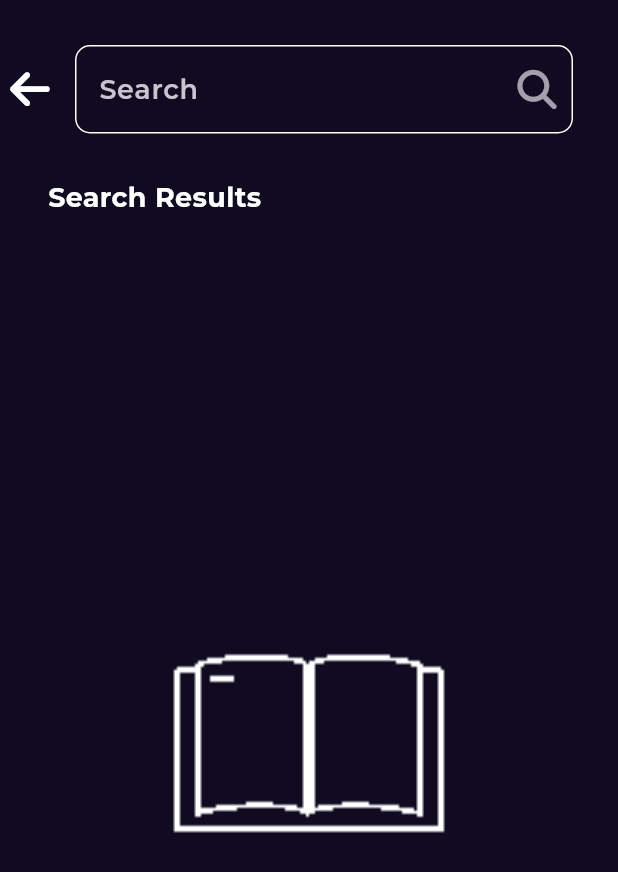
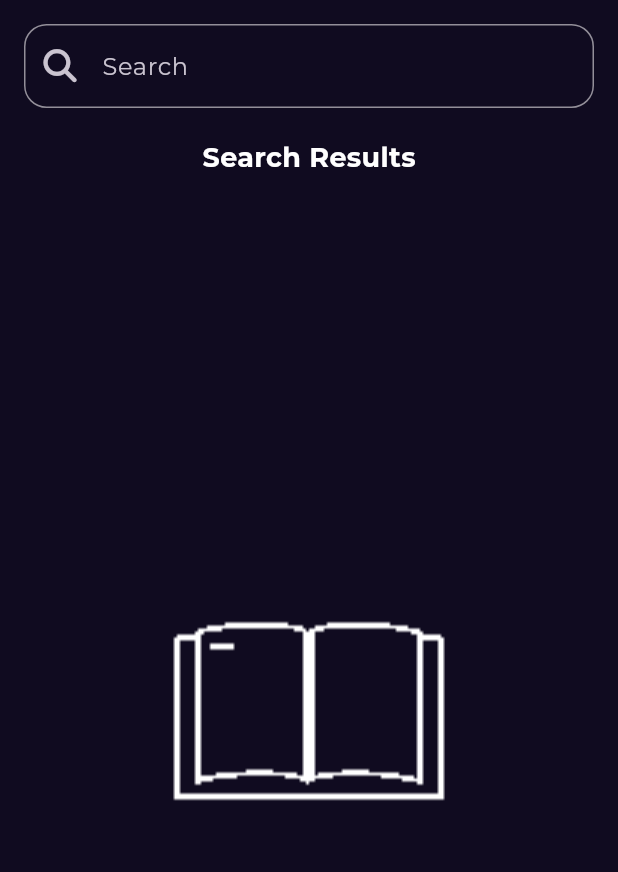
Before and after one commit to nourhan312/Bookly, a Flutter app: the SearchView screen opened by its route, on a phone screen of 412 x 824 dp. Shown: the top 872 px of the screen. Run offline on Flutter 3.47's test engine with Material 3 defaults, Android fonts, the phone set to English and light mode, and no system bars; our stand-ins replace bloc, cached_network_image, dartz, dio, equatable, flutter_bloc and 5 more; network calls fail.

Commit message:
search try another way

```diff
--- a/lib/features/home/presentation/views/widgets/details_body.dart
+++ b/lib/features/home/presentation/views/widgets/details_body.dart
@@ -33,7 +33,8 @@ class DetailsBody extends StatelessWidget {
           const SizedBox(height: 10),
           ListviewItem(
             imageUrl: book.volumeInfo!.imageLinks!.thumbnail!,
-            widthRatio: 0.45,
+            widthRatio: 0.56,
+            aspectRatio: 0.69,
           ),
           SizedBox(
             height: MediaQuery.of(context).size.height * 0.02,
--- a/lib/features/home/presentation/views/widgets/listView_item.dart
+++ b/lib/features/home/presentation/views/widgets/listView_item.dart
@@ -2,10 +2,12 @@ import 'package:cached_network_image/cached_network_image.dart';
 import 'package:flutter/material.dart';
 
 class ListviewItem extends StatelessWidget {
-  const ListviewItem({super.key, this.widthRatio, required this.imageUrl});
+  const ListviewItem(
+      {super.key, this.widthRatio, required this.imageUrl, this.aspectRatio});
 
   final String imageUrl;
   final num? widthRatio;
+  final double? aspectRatio;
 
   @override
   Widget build(BuildContext context) {
@@ -14,7 +16,7 @@ class ListviewItem extends StatelessWidget {
       child: ClipRRect(
         borderRadius: BorderRadius.circular(10),
         child: AspectRatio(
-          aspectRatio: 0.6,
+          aspectRatio: aspectRatio ?? 0.6,
           child: CachedNetworkImage(
             imageUrl: imageUrl,
             fit: BoxFit.cover,
--- a/lib/features/home/presentation/views/widgets/most_like_section.dart
+++ b/lib/features/home/presentation/views/widgets/most_like_section.dart
@@ -23,7 +23,7 @@ class MostLikeSection extends StatelessWidget {
               itemBuilder: (context, index) => Padding(
                 padding: const EdgeInsets.all(8.0),
                 child: ListviewItem(
-                    widthRatio: 0.23,
+                    widthRatio: 0.32,
                     imageUrl:
                         state.books[index].volumeInfo!.imageLinks!.thumbnail!),
               ),
@@ -32,7 +32,7 @@ class MostLikeSection extends StatelessWidget {
         } else {
           return Expanded(
             child: ShimmerFeatureItem(
-              widthRatio: 0.23,
+              widthRatio: 0.32,
               aspectRatio: 0.6,
             ),
           );
--- a/lib/features/search/presentation/manager/search_cubit/search_cubit.dart
+++ b/lib/features/search/presentation/manager/search_cubit/search_cubit.dart
@@ -13,7 +13,7 @@ class SearchCubit extends Cubit<SearchState> {
     final response = await searchRepo.searchBooks(query: query);
     response.fold(
       (failure) => emit(SearchFailureState(failure.toString())),
-      (books) => emit(SearchSuccessState(books, query)),
+      (booksList) => emit(SearchSuccessState(booksList, query)),
     );
   }
 }
--- a/lib/features/search/presentation/view/search_view.dart
+++ b/lib/features/search/presentation/view/search_view.dart
@@ -1,7 +1,5 @@
 import 'package:bookly/features/search/presentation/view/widgets/search_body.dart';
 import 'package:flutter/material.dart';
-
-import '../../../home/data/models/book/book.dart';
 
 class SearchView extends StatelessWidget {
   const SearchView({super.key});
@@ -10,7 +8,7 @@ class SearchView extends StatelessWidget {
   Widget build(BuildContext context) {
     return SafeArea(
       child: Scaffold(
-        body: SearchViewBody(),
+        body: SearchBody(),
       ),
     );
   }
--- a/lib/features/search/presentation/view/widgets/custom_search_appbar.dart
+++ b/lib/features/search/presentation/view/widgets/custom_search_appbar.dart
@@ -1,40 +1,40 @@
-import 'package:flutter/material.dart';
-import 'package:flutter_bloc/flutter_bloc.dart';
-import 'package:font_awesome_flutter/font_awesome_flutter.dart';
-import 'package:go_router/go_router.dart';
-
-import '../../manager/search_cubit/search_cubit.dart';
-import 'custom_search_textfield.dart';
-
-class CustomSearchAppBar extends StatelessWidget {
-  const CustomSearchAppBar({
-    super.key,
-  });
-
-  @override
-  Widget build(BuildContext context) {
-    return Row(
-      children: [
-        IconButton(
-          padding: const EdgeInsets.only(right: 12),
-          onPressed: () => GoRouter.of(context).pop(),
-          icon: const Icon(
-            FontAwesomeIcons.arrowLeft,
-            color: Colors.white,
-            size: 30,
-          ),
-        ),
-        Expanded(
-          child: CustomSearchTextField(
-            onChanged: (input) {
-              BlocProvider.of<SearchCubit>(context).searchBook(query: input);
-            },
-            onSubmitted: (input) {
-              BlocProvider.of<SearchCubit>(context).searchBook(query: input);
-            },
-          ),
-        ),
-      ],
-    );
-  }
-}
+// import 'package:flutter/material.dart';
+// import 'package:flutter_bloc/flutter_bloc.dart';
+// import 'package:font_awesome_flutter/font_awesome_flutter.dart';
+// import 'package:go_router/go_router.dart';
+//
+// import '../../manager/search_cubit/search_cubit.dart';
+// import 'custom_search_textfield.dart';
+//
+// class CustomSearchAppBar extends StatelessWidget {
+//   const CustomSearchAppBar({
+//     super.key,
+//   });
+//
+//   @override
+//   Widget build(BuildContext context) {
+//     return Row(
+//       children: [
+//         IconButton(
+//           padding: const EdgeInsets.only(right: 12),
+//           onPressed: () => GoRouter.of(context).pop(),
+//           icon: const Icon(
+//             FontAwesomeIcons.arrowLeft,
+//             color: Colors.white,
+//             size: 30,
+//           ),
+//         ),
+//         Expanded(
+//           child: CustomSearchTextField(
+//             onChanged: (input) {
+//               BlocProvider.of<SearchCubit>(context).searchBook(query: input);
+//             },
+//             onSubmitted: (input) {
+//               BlocProvider.of<SearchCubit>(context).searchBook(query: input);
+//             },
+//           ),
+//         ),
+//       ],
+//     );
+//   }
+// }
--- a/lib/features/search/presentation/view/widgets/custom_search_textfield.dart
+++ b/lib/features/search/presentation/view/widgets/custom_search_textfield.dart
@@ -1,65 +1,41 @@
-import 'package:bookly/features/search/presentation/manager/search_cubit/search_state.dart';
 import 'package:flutter/material.dart';
-import 'package:flutter_bloc/flutter_bloc.dart';
 import 'package:font_awesome_flutter/font_awesome_flutter.dart';
-
-import '../../../../../core/utils/styles.dart';
-import '../../manager/search_cubit/search_cubit.dart';
 
 class CustomSearchTextField extends StatelessWidget {
   const CustomSearchTextField({
     super.key,
-    this.onChanged,
-    this.onSubmitted,
+    required this.controller,
+    required this.onPressed,
   });
 
-  final void Function(String)? onChanged;
-  final void Function(String)? onSubmitted;
+  final TextEditingController controller;
+  final void Function()? onPressed;
 
   @override
   Widget build(BuildContext context) {
-    final state = BlocProvider.of<SearchCubit>(context).state;
-    TextEditingController textEditingController = TextEditingController(
-      text: state is SearchSuccessState ? state.searchQuery : '',
-    );
-
-    return TextFormField(
-      controller: textEditingController,
-      cursorColor: Colors.white,
-      style: Styles.textStyle18.copyWith(color: Colors.white),
+    return TextField(
+      controller: controller,
+      onSubmitted: (value) => onPressed!.call(),
       decoration: InputDecoration(
         hintText: 'Search',
-        suffixIcon: IconButton(
-          icon: const Opacity(
-            opacity: 0.8,
-            child: Icon(
-              FontAwesomeIcons.magnifyingGlass,
-              size: 26,
-            ),
+        prefixIcon: IconButton(
+          icon: Icon(
+            FontAwesomeIcons.magnifyingGlass,
+            size: 22,
           ),
-          onPressed: () {
-            if (onSubmitted != null) {
-              onSubmitted!(textEditingController.text);
-            }
-          },
+          onPressed: onPressed,
         ),
-        border: buildOutLineInputBorder(),
-        enabledBorder: buildOutLineInputBorder(),
-        focusedBorder: buildOutLineInputBorder(),
-        floatingLabelAlignment: FloatingLabelAlignment.start,
-        labelStyle: Styles.textStyle18.copyWith(
-          color: Colors.white,
-        ),
+        border: buildOutlineInputBorder(),
       ),
-      // onChanged: onChanged,
-      onFieldSubmitted: onSubmitted,
     );
   }
 }
 
-OutlineInputBorder buildOutLineInputBorder() {
+OutlineInputBorder buildOutlineInputBorder() {
   return OutlineInputBorder(
-    borderRadius: BorderRadius.circular(10),
-    borderSide: const BorderSide(color: Colors.white),
+    borderRadius: BorderRadius.circular(15),
+    borderSide: const BorderSide(
+      color: Colors.white,
+    ),
   );
 }
--- a/lib/features/search/presentation/view/widgets/search_body.dart
+++ b/lib/features/search/presentation/view/widgets/search_body.dart
@@ -1,66 +1,149 @@
+// import 'package:bookly/features/search/presentation/view/widgets/search_result_listview.dart';
+// import 'package:flutter/material.dart';
+// import 'package:flutter_bloc/flutter_bloc.dart';
+//
+// import '../../../../../core/utils/styles.dart';
+// import '../../../../../core/widgets/custom_error.dart';
+// import '../../../../../core/widgets/custom_loading.dart';
+// import '../../manager/search_cubit/search_cubit.dart';
+// import '../../manager/search_cubit/search_state.dart';
+// import 'custom_search_appbar.dart';
+//
+// class SearchViewBody extends StatelessWidget {
+//   const SearchViewBody({super.key});
+//
+//   @override
+//   Widget build(BuildContext context) {
+//     return BlocBuilder<SearchCubit, SearchState>(
+//       builder: (context, state) {
+//         return CustomScrollView(
+//           slivers: [
+//             SliverToBoxAdapter(
+//               child: Padding(
+//                 padding: const EdgeInsets.only(top: 30, right: 30, left: 2),
+//                 child: Column(
+//                   children: [
+//                     const CustomSearchAppBar(),
+//                     Padding(
+//                       padding: const EdgeInsets.only(top: 30, left: 30),
+//                       child: Align(
+//                         alignment: Alignment.centerLeft,
+//                         child: Text(
+//                           'Search Results',
+//                           style: Styles.textStyle18.copyWith(
+//                             color: Colors.white,
+//                             fontWeight: FontWeight.bold,
+//                           ),
+//                         ),
+//                       ),
+//                     ),
+//                     const SizedBox(height: 20),
+//                   ],
+//                 ),
+//               ),
+//             ),
+//             state is SearchLoadingState
+//                 ? const SliverFillRemaining(
+//                     child: Padding(
+//                       padding: EdgeInsets.all(8.0),
+//                       child: CustomLoadingIndicator(),
+//                     ),
+//                   )
+//                 : SliverFillRemaining(
+//                     child: Padding(
+//                       padding: const EdgeInsets.symmetric(horizontal: 30),
+//                       child: BlocBuilder<SearchCubit, SearchState>(
+//                         builder: (context, state) {
+//                           if (state is SearchSuccessState) {
+//                             return SearchResultListview(
+//                               searchBooksResult: state.books,
+//                             );
+//                           } else if (state is SearchLoadingState) {
+//                             return const CustomLoadingIndicator();
+//                           } else if (state is SearchInitial) {
+//                             return Center(
+//                               child: Image.asset(
+//                                 'assets/images/Animation.gif',
+//                                 height: 300,
+//                                 fit: BoxFit.fill,
+//                               ),
+//                             );
+//                           } else {
+//                             return CustomErrorWidget(
+//                               errMessage: state is SearchFailureState
+//                                   ? state.errorMessage
+//                                   : 'An error occurred',
+//                             );
+//                           }
+//                         },
+//                       ),
+//                     ),
+//                   ),
+//           ],
+//         );
+//       },
+//     );
+//   }
+// }
+
+import 'package:bookly/features/search/presentation/view/widgets/custom_search_textfield.dart';
 import 'package:bookly/features/search/presentation/view/widgets/search_result_listview.dart';
 import 'package:flutter/material.dart';
 import 'package:flutter_bloc/flutter_bloc.dart';
 
-import '../../../../../core/utils/styles.dart';
-import '../../../../../core/widgets/custom_error.dart';
-import '../../../../../core/widgets/custom_loading.dart';
 import '../../manager/search_cubit/search_cubit.dart';
 import '../../manager/search_cubit/search_state.dart';
-import 'custom_search_appbar.dart';
 
-class SearchViewBody extends StatelessWidget {
-  const SearchViewBody({super.key});
+class SearchBody extends StatefulWidget {
+  const SearchBody({super.key});
+
+  @override
+  State<SearchBody> createState() => _SearchBodyState();
+}
+
+class _SearchBodyState extends State<SearchBody> {
+  final TextEditingController controller = TextEditingController();
 
   @override
   Widget build(BuildContext context) {
-    return BlocBuilder<SearchCubit, SearchState>(
-      builder: (context, state) {
-        return CustomScrollView(
-          slivers: [
-            SliverToBoxAdapter(
-              child: Padding(
-                padding: const EdgeInsets.only(top: 30, right: 30, left: 2),
+    return Padding(
+      padding: const EdgeInsets.all(16.0),
       child: Column(
         children: [
-                    const CustomSearchAppBar(),
-                    Padding(
-                      padding: const EdgeInsets.only(top: 30, left: 30),
-                      child: Align(
-                        alignment: Alignment.centerLeft,
-                        child: Text(
+          CustomSearchTextField(
+            controller: controller,
+            onPressed: () {
+              if (controller.text.isNotEmpty) {
+                BlocProvider.of<SearchCubit>(context)
+                    .searchBook(query: controller.text);
+              } else {
+                ScaffoldMessenger.of(context).showSnackBar(
+                  const SnackBar(
+                    content: Text('Please enter a search query'),
+                  ),
+                );
+              }
+            },
+          ),
+          SizedBox(
+            height: 20,
+          ),
+          Text(
             'Search Results',
-                          style: Styles.textStyle18.copyWith(
+            textAlign: TextAlign.left,
+            style: TextStyle(
               color: Colors.white,
               fontWeight: FontWeight.bold,
+              fontSize: 18,
             ),
           ),
+          SizedBox(
+            height: 20,
           ),
-                    ),
-                    const SizedBox(height: 20),
-                  ],
-                ),
-              ),
-            ),
-            state is SearchLoadingState
-                ? const SliverFillRemaining(
-                    child: Padding(
-                      padding: EdgeInsets.all(8.0),
-                      child: CustomLoadingIndicator(),
-                    ),
-                  )
-                : SliverFillRemaining(
-                    child: Padding(
-                      padding: const EdgeInsets.symmetric(horizontal: 30),
+          Expanded(
             child: BlocBuilder<SearchCubit, SearchState>(
               builder: (context, state) {
-                          if (state is SearchSuccessState) {
-                            return SearchResultListview(
-                              searchBooksResult: state.books,
-                            );
-                          } else if (state is SearchLoadingState) {
-                            return const CustomLoadingIndicator();
-                          } else if (state is SearchInitial) {
+                if (state is SearchInitial) {
                   return Center(
                     child: Image.asset(
                       'assets/images/Animation.gif',
@@ -69,19 +152,13 @@ class SearchViewBody extends StatelessWidget {
                     ),
                   );
                 } else {
-                            return CustomErrorWidget(
-                              errMessage: state is SearchFailureState
-                                  ? state.errorMessage
-                                  : 'An error occurred',
-                            );
+                  return const SearchResultListview();
                 }
               },
             ),
           ),
+        ],
       ),
-          ],
-        );
-      },
     );
   }
 }
```
Also changed, not shown: lib/features/search/presentation/view/widgets/search_result_listview.dart (+53 -8 lines). Lines whose indentation alone changed are shown as unchanged.
